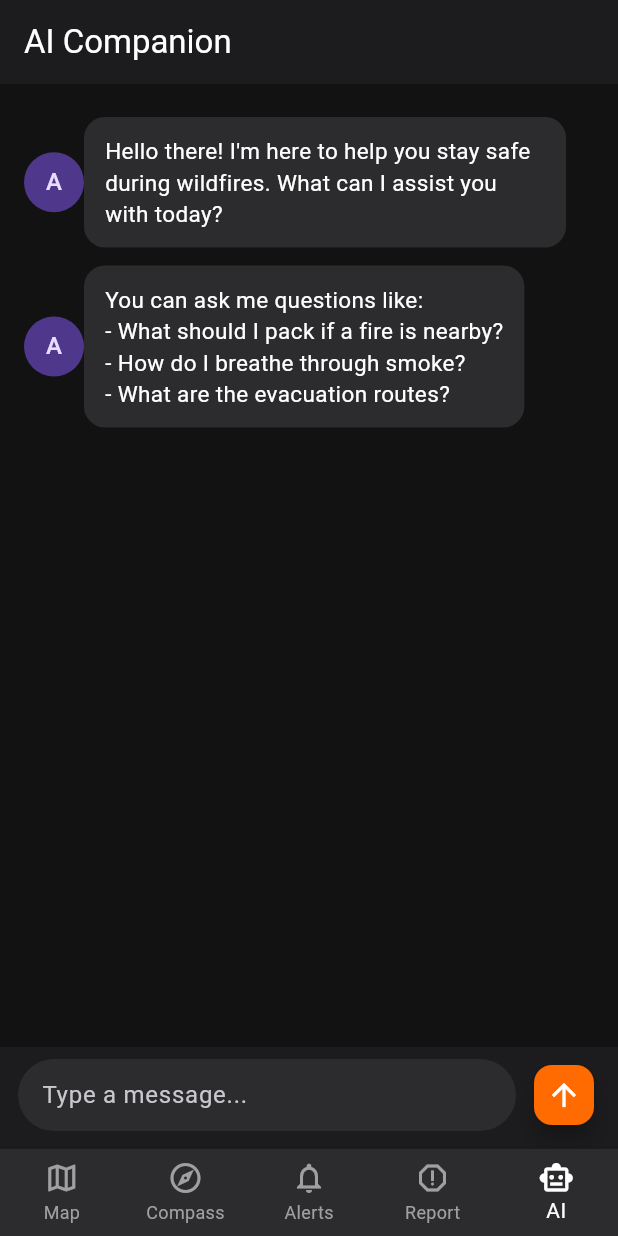
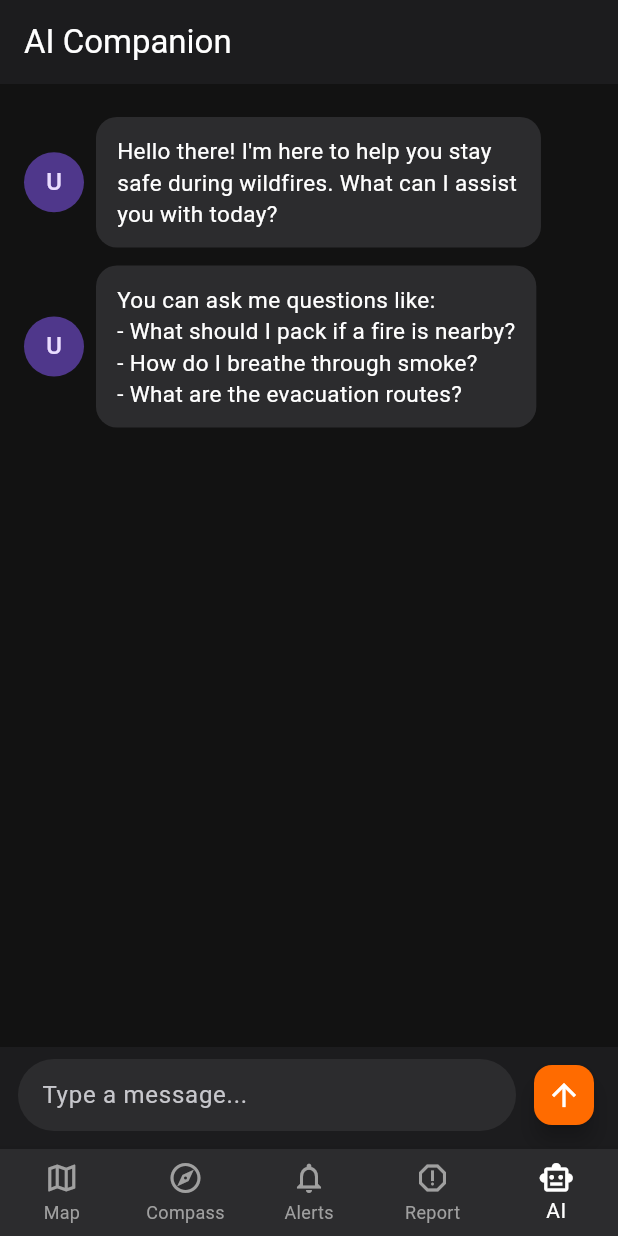
Before and after one commit to SRAYANSH-GUPTA/fireguard, a Flutter app: the screen it shows once a user with an empty profile is signed in, item 5 of the bottom bar chosen, after a tap on the "arrow upward" icon, on a phone screen of 412 x 824 dp. Run offline on Flutter 3.47's test engine with Material 3 defaults, Android fonts, the phone set to English and light mode, and no system bars; our stand-ins replace firebase_auth, firebase_core, flutter_dotenv, flutter_riverpod, google_fonts, google_sign_in; accounts and stored records are empty; network calls fail.

Commit message:
Feature: ai

```diff
--- a/lib/main.dart
+++ b/lib/main.dart
@@ -6,13 +6,18 @@ import 'firebase_options.dart';
 import 'shell/app_shell.dart';
 import 'providers/auth_provider.dart';
 import 'ui/auth/login_view.dart';
+import 'package:fireguard/services/firms_service.dart';
+import 'package:flutter_dotenv/flutter_dotenv.dart';
 
 Future<void> main() async {
   WidgetsFlutterBinding.ensureInitialized();
+  await dotenv.load(fileName: ".env");
+
   if (Firebase.apps.isEmpty) {
     await Firebase.initializeApp(
       options: DefaultFirebaseOptions.currentPlatform,
     );
+    await FIRMSService.fetchFireData();
   }
   runApp(const ProviderScope(child: MyApp()));
 }
--- a/lib/services/auth_service.dart
+++ b/lib/services/auth_service.dart
@@ -12,7 +12,7 @@ class AuthService {
   // Guard flag to avoid overlapping interactive sign-in flows.
   static bool _interactiveInProgress = false;
 
-  // Initialize Google Sign-In (must be called exactly once before use)
+
   // You can call this from your app startup (e.g. before runApp) or lazily
   // before first authenticate. Safe to call multiple times if guarded by
   // the internal _initialized flag.
--- a/lib/ui/ai/ai_companion_view.dart
+++ b/lib/ui/ai/ai_companion_view.dart
@@ -1,6 +1,8 @@
 import 'package:flutter/material.dart';
 import 'package:flutter_riverpod/flutter_riverpod.dart';
 import '../../utils/constants/palette.dart';
+import 'package:flutter/services.dart';
+import '../../services/gemini_service.dart';
 
 final aiMessagesProvider = StateNotifierProvider<AiViewModel, List<AiMessage>>((ref) {
   return AiViewModel(
@@ -14,11 +16,39 @@ final aiMessagesProvider = StateNotifierProvider<AiViewModel, List<AiMessage>>((
 class AiViewModel extends StateNotifier<List<AiMessage>> {
   AiViewModel({List<AiMessage>? initial}) : super(initial ?? <AiMessage>[]);
 
-  void send(String text) {
+  Future<void> send(String text) async {
     if (text.trim().isEmpty) return;
+
+    // Add user message
     state = [...state, AiMessage(role: MessageRole.user, text: text)];
 
-    state = [...state, AiMessage(role: MessageRole.assistant, text: 'Thanks, I\'ll get back with guidance.')];
+    // Check if the message is fire safety related
+    if (false) {
+      state = [...state, AiMessage(
+        role: MessageRole.assistant,
+        text: "I'm specialized in fire safety and emergency preparedness. I can help you with questions about wildfires, evacuation planning, breathing through smoke, emergency supplies, and other fire safety topics. What fire safety question can I help you with?"
+      )];
+      return;
+    }
+
+    // Add loading message
+    state = [...state, AiMessage(role: MessageRole.assistant, text: 'Thinking about your fire safety question...')];
+
+    try {
+      // Get response from Gemini
+      final response = await GeminiService.generateResponse(text);
+
+      // Remove loading message and add actual response
+      state = state.take(state.length - 1).toList();
+      state = [...state, AiMessage(role: MessageRole.assistant, text: response)];
+    } catch (e) {
+      // Remove loading message and add error response
+      state = state.take(state.length - 1).toList();
+      state = [...state, AiMessage(
+        role: MessageRole.assistant,
+        text: "I'm having trouble connecting right now. Please try again in a moment. I'm here to help with fire safety questions when I'm back online."
+      )];
+    }
   }
 }
 
@@ -61,21 +91,39 @@ class _AiCompanionViewState extends ConsumerState<AiCompanionView> {
                 return Align(
                   alignment: isUser ? Alignment.centerRight : Alignment.centerLeft,
                   child: Row(
-                    children: [
-                      CircleAvatar(child: Text(m.role == MessageRole.user ? 'U' : 'A')),
+                    mainAxisSize: MainAxisSize.min,
+                    children: !isUser ? [
+                      CircleAvatar(child: Text('U')),
+                      const SizedBox(width: 8),
                       Container(
                         margin: const EdgeInsets.symmetric(vertical: 6),
                         padding: const EdgeInsets.symmetric(horizontal: 14, vertical: 12),
-                        constraints: BoxConstraints(maxWidth: MediaQuery.of(context).size.width * 0.78),
+                        constraints: BoxConstraints(maxWidth: MediaQuery.of(context).size.width * 0.72),
                         decoration: BoxDecoration(
-                          color: isUser ? AppPalette.orange : AppPalette.mediumGray,
+                          color: AppPalette.mediumGray,
                           borderRadius: BorderRadius.circular(14),
                         ),
                         child: Text(
                           m.text,
-                          style: TextStyle(color: isUser ? AppPalette.white : AppPalette.white, fontSize: 15),
+                          style: const TextStyle(color: AppPalette.white, fontSize: 15),
                         ),
                       ),
+                    ] : [
+                      Container(
+                        margin: const EdgeInsets.symmetric(vertical: 6),
+                        padding: const EdgeInsets.symmetric(horizontal: 14, vertical: 12),
+                        constraints: BoxConstraints(maxWidth: MediaQuery.of(context).size.width * 0.72),
+                        decoration: BoxDecoration(
+                          color: AppPalette.orange,
+                          borderRadius: BorderRadius.circular(14),
+                        ),
+                        child: Text(
+                          m.text,
+                          style: const TextStyle(color: AppPalette.white, fontSize: 15),
+                        ),
+                      ),
+                      const SizedBox(width: 8),
+                      CircleAvatar(child: Text('A')),
                     ],
                   ),
                 );
@@ -124,8 +172,10 @@ class _AiCompanionViewState extends ConsumerState<AiCompanionView> {
     );
   }
 
-  void _onSubmit(String value) {
-    ref.read(aiMessagesProvider.notifier).send(value);
+  void _onSubmit(String value) async {
+     SystemChannels.textInput.invokeMethod('TextInput.hide');
     _controller.clear();
+    await ref.read(aiMessagesProvider.notifier).send(value);
+
   }
 }
--- a/lib/ui/map/map_view.dart
+++ b/lib/ui/map/map_view.dart
@@ -1,5 +1,6 @@
 import 'package:flutter/material.dart';
 import '../../utils/constants/palette.dart';
+import '../../services/firms_service.dart';
 
 class MapView extends StatelessWidget {
   const MapView({super.key});
@@ -76,6 +77,22 @@ class MapView extends StatelessWidget {
               ),
             ),
           ),
+          // FIRMS API Test Button
+          Positioned(
+            top: 80,
+            right: 16,
+            child: SafeArea(
+              bottom: false,
+              child: FloatingActionButton(
+                onPressed: () async {
+                  print('🔥 Testing FIRMS API...');
+                  await FIRMSService.fetchLatestGlobalFireData();
+                },
+                backgroundColor: AppPalette.orange,
+                child: const Icon(Icons.local_fire_department, color: Colors.white),
+              ),
+            ),
+          ),
         ],
       ),
     );
```
Also changed, not shown: lib/services/firms_service.dart (added, +123 -0 lines), lib/services/gemini_service.dart (added, +109 -0 lines), lib/test_firms_service.dart (added, +28 -0 lines), pubspec.yaml (+17 -11 lines), pubspec.lock, 5 other files.
